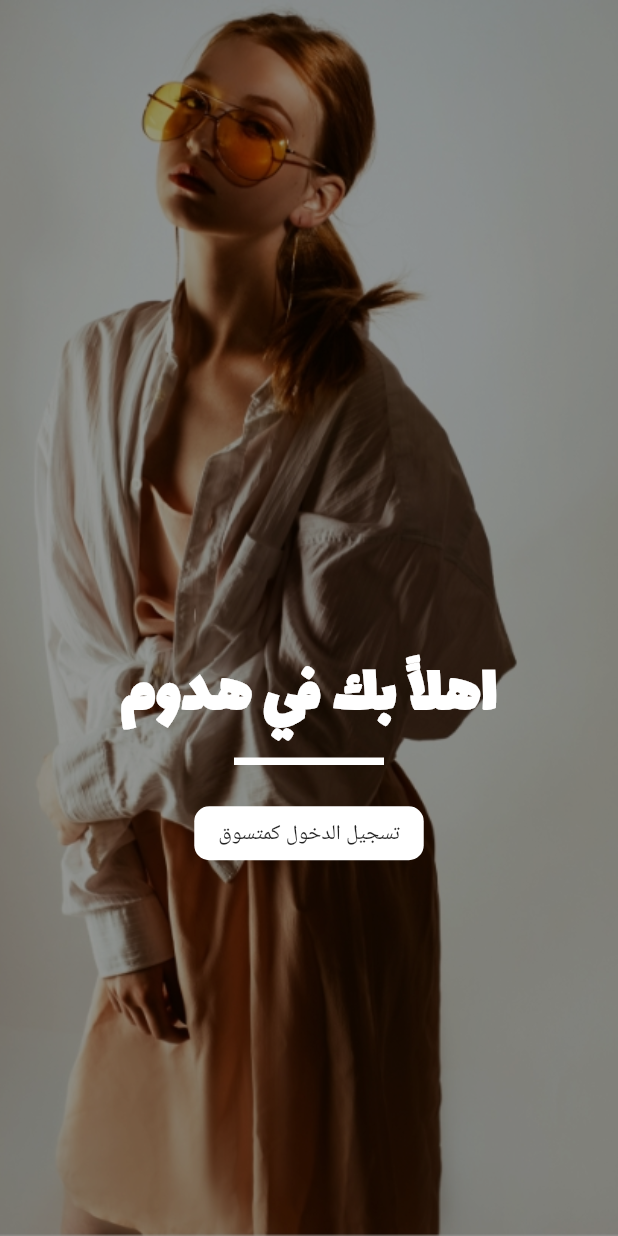
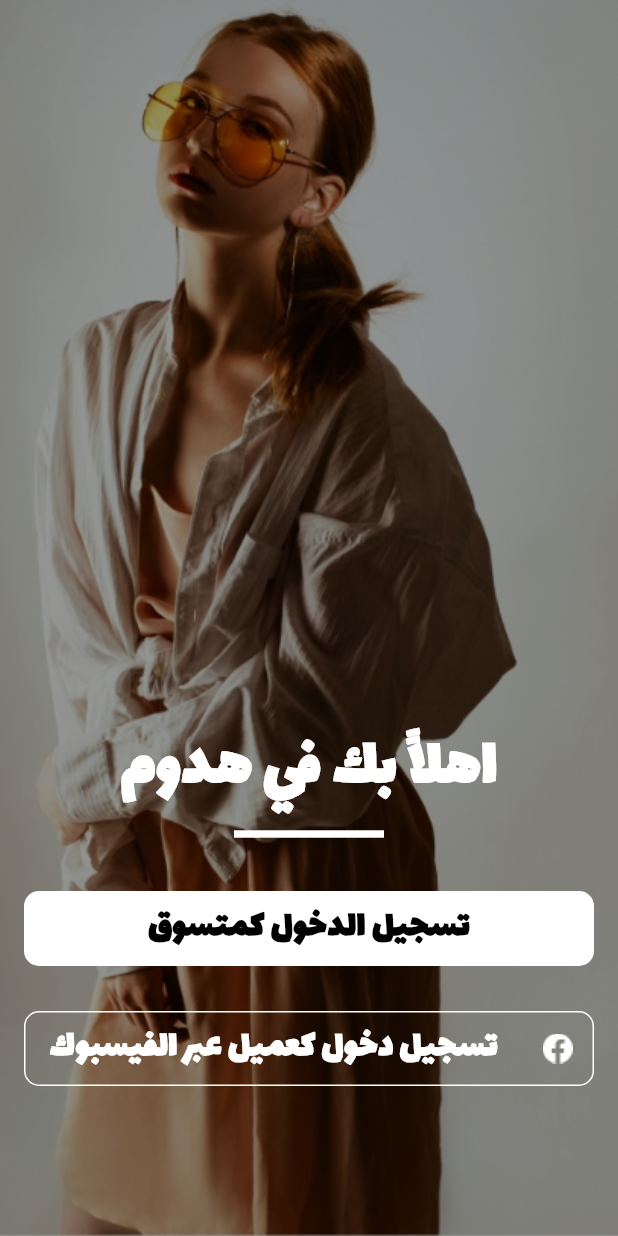
Before and after one commit to Asmaa933/Hodom-Task, a Flutter app: the screen it shows after launch, on a phone screen of 412 x 824 dp. Run offline on Flutter 3.47's test engine with Material 2 defaults, Android fonts, the phone set to English and light mode, and no system bars.

Commit message:
complete welcome screen

```diff
--- /dev/null
+++ b/lib/LoginView.dart
@@ -0,0 +1,10 @@
+import 'package:flutter/material.dart';
+
+class LoginView extends StatelessWidget {
+  @override
+  Widget build(BuildContext context) {
+    return Container(
+      color: Colors.greenAccent,
+    );
+  }
+}
--- a/lib/WelcomeScreen.dart
+++ /dev/null
@@ -1,71 +0,0 @@
-import 'package:flutter/material.dart';
-
-class WelcomeScreen extends StatelessWidget {
-  @override
-  Widget build(BuildContext context) {
-    return Scaffold(
-      body: SafeArea(
-        child: Container(
-          decoration: BoxDecoration(image: backgroundImage()),
-          child: Scaffold(
-            backgroundColor: Color.fromRGBO(0, 0, 0, 0.4),
-            body: Center(
-              child: Column(
-                mainAxisAlignment: MainAxisAlignment.center,
-                children: [
-                  addHeightSizedBox(200),
-                  welcomeText(),
-                  dividerLine(),
-                  Container(
-                    margin: EdgeInsets.all(16),
-                    child: FlatButton(
-                      shape: RoundedRectangleBorder(
-                        borderRadius: BorderRadius.circular(10),
-                      ),
-                      child: Text('تسجيل الدخول كمتسوق'),
-                      color: Colors.white,
-                      onPressed: () {},
-                    ),
-                  )
-                ],
-              ),
-            ),
-          ),
-        ),
-      ),
-    );
-  }
-}
-
-DecorationImage backgroundImage() {
-  return DecorationImage(
-    image: AssetImage('images/woman-standing.jpg'),
-    fit: BoxFit.cover,
-  );
-}
-
-Text welcomeText() {
-  return Text(
-    'اهلاً بك في هدوم',
-    style: TextStyle(
-      fontFamily: 'Lalezar',
-      fontSize: 45,
-      color: Colors.white,
-      fontWeight: FontWeight.bold,
-    ),
-  );
-}
-
-SizedBox dividerLine() {
-  return SizedBox(
-    width: 100,
-    child: Divider(
-      thickness: 5,
-      color: Colors.white,
-    ),
-  );
-}
-
-SizedBox addHeightSizedBox(double height) {
-  return SizedBox(height: height);
-}
--- /dev/null
+++ b/lib/WelcomeView.dart
@@ -0,0 +1,144 @@
+import 'package:flutter/material.dart';
+import 'package:hodom_task/main.dart';
+
+class WelcomeView extends StatelessWidget {
+  @override
+  Widget build(BuildContext context) {
+    return Scaffold(
+      body: SafeArea(
+        child: Container(
+          decoration: BoxDecoration(image: backgroundImage()),
+          child: Scaffold(
+            backgroundColor: Color.fromRGBO(0, 0, 0, 0.4),
+            body: Center(
+              child: Column(
+                mainAxisAlignment: MainAxisAlignment.end,
+                children: [
+                  buildText(45, 'اهلاً بك في هدوم', Colors.white),
+                  dividerLine(),
+                  addHeightSizedBox(30),
+                  LoginButtonBuilder(),
+                  addHeightSizedBox(30),
+                  FaceBookButtonBuilder(),
+                  addHeightSizedBox(100),
+                ],
+              ),
+            ),
+          ),
+        ),
+      ),
+    );
+  }
+}
+
+DecorationImage backgroundImage() {
+  return DecorationImage(
+    image: AssetImage('images/woman-standing.jpg'),
+    fit: BoxFit.cover,
+  );
+}
+
+Text buildText(double fontSize, String text, Color color) {
+  return Text(
+    text,
+    style: TextStyle(
+      fontFamily: 'Lalezar',
+      fontSize: fontSize,
+      color: color,
+      fontWeight: FontWeight.bold,
+    ),
+  );
+}
+
+SizedBox dividerLine() {
+  return SizedBox(
+    width: 100,
+    child: Divider(
+      thickness: 5,
+      color: Colors.white,
+    ),
+  );
+}
+
+SizedBox addHeightSizedBox(double height) {
+  return SizedBox(height: height);
+}
+
+class LoginButtonBuilder extends StatelessWidget {
+  @override
+  Widget build(BuildContext context) {
+    return Container(
+      width: double.infinity,
+      height: 50,
+      margin: EdgeInsets.fromLTRB(16, 0, 16, 0),
+      child: FlatButton(
+        shape: RoundedRectangleBorder(
+          borderRadius: BorderRadius.circular(10),
+        ),
+        child: buildText(25, 'تسجيل الدخول كمتسوق', Colors.black),
+        color: Colors.white,
+        onPressed: () {
+          Navigator.of(context).pushNamed(ScreenRoutes.loginView);
+        },
+      ),
+    );
+  }
+}
+
+class FaceBookButtonBuilder extends StatelessWidget {
+  @override
+  Widget build(BuildContext context) {
+    return Container(
+      decoration: BoxDecoration(
+        border: Border.all(color: Colors.white),
+        borderRadius: BorderRadius.circular(10),
+      ),
+      width: double.infinity,
+      height: 50,
+      margin: EdgeInsets.fromLTRB(16, 0, 16, 0),
+      child: FlatButton(
+        child: Row(
+          mainAxisAlignment: MainAxisAlignment.center,
+          children: [
+            buildText(25, 'تسجيل دخول كعميل عبر الفيسبوك', Colors.white),
+            SizedBox(
+              width: 30,
+            ),
+            Image.asset('images/facebook.png'),
+          ],
+        ),
+        color: Colors.transparent,
+        onPressed: () {
+          showAlertDialog(context);
+        },
+      ),
+    );
+  }
+
+  showAlertDialog(BuildContext context) {
+    // set up the button
+    Widget okButton = FlatButton(
+      child: Text("OK"),
+      onPressed: () {
+        Navigator.of(context).pop();
+      },
+    );
+
+    // set up the AlertDialog
+    AlertDialog alert = AlertDialog(
+      title: Text("Alert"),
+      content: Text("Facebook button pressed"),
+      actions: [
+        okButton,
+      ],
+    );
+
+    // show the dialog
+    showDialog(
+      context: context,
+      builder: (BuildContext context) {
+        return alert;
+      },
+    );
+  }
+}
--- a/lib/main.dart
+++ b/lib/main.dart
@@ -1,5 +1,6 @@
 import 'package:flutter/material.dart';
-import 'package:hodom_task/WelcomeScreen.dart';
+import 'package:hodom_task/LoginView.dart';
+import 'package:hodom_task/WelcomeView.dart';
 
 void main() {
   runApp(MyApp());
@@ -10,9 +11,17 @@ class MyApp extends StatelessWidget {
   @override
   Widget build(BuildContext context) {
     return MaterialApp(
-      debugShowCheckedModeBanner: false,
-      title: 'Hodom',
-      home: WelcomeScreen(),
-    );
+        debugShowCheckedModeBanner: false,
+        title: 'Hodom',
+        home: WelcomeView(),
+        routes: {
+          ScreenRoutes.welcomeView: (_) => WelcomeView(),
+          ScreenRoutes.loginView: (_) => LoginView(),
+        });
   }
 }
+
+class ScreenRoutes {
+  static const String welcomeView = '/WelcomeView';
+  static const String loginView = '/loginView';
+}
```
Also changed, not shown: images/facebook.png (added).
